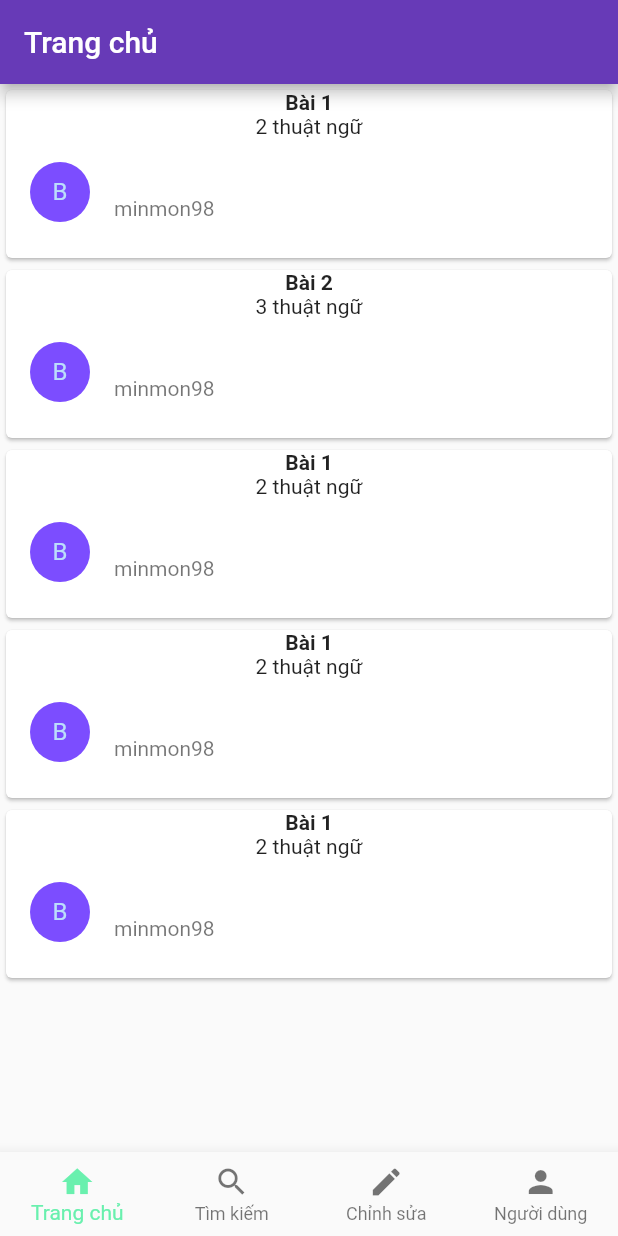
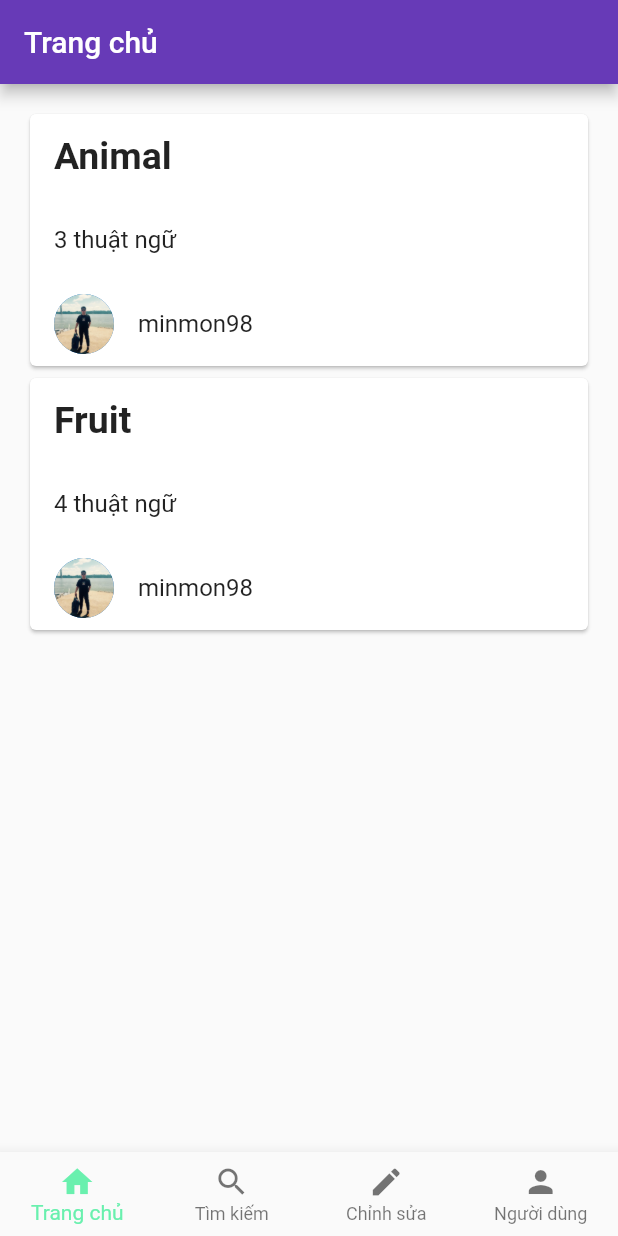
Before and after one commit to ngocAnh1999/int3122-2019, a Flutter app: the screen it shows after launch, on a phone screen of 412 x 824 dp. Run offline on Flutter 3.47's test engine with Material 2 defaults, Android fonts, the phone set to English and light mode, and no system bars.

Commit message:
complate home view

```diff
--- a/group1_quizlet/flutter_app/lib/data/api/APIDataSource.dart
+++ b/group1_quizlet/flutter_app/lib/data/api/APIDataSource.dart
@@ -1,11 +1,12 @@
+import 'package:flutter_app/data/api/Support.dart';
 import 'package:flutter_app/data/model/LessonEntity.dart';
 import 'package:flutter_app/domain/model/Lesson.dart';
 import 'package:flutter_app/domain/repository/LessonRepository.dart';
 
 class APIDataSource extends LessonRepository {
   List<Lesson> getLessons() {
-    return List<LessonEntity>().map((LessonEntity lesson) {
+    return Constant.lessons.map((LessonEntity lesson) {
       return lesson.mapToDomain(lesson);
-    });
+    }).toList();
   }
 }
--- /dev/null
+++ b/group1_quizlet/flutter_app/lib/data/api/Support.dart
@@ -0,0 +1,24 @@
+import 'package:flutter_app/data/model/LessonEntity.dart';
+import 'package:flutter_app/data/model/VocabularyEntity.dart';
+
+class Constant {
+  static final List<LessonEntity> lessons = <LessonEntity>[
+    LessonEntity(
+        title: "Animal",
+        description: "List of animal words",
+        vocabs: <VocabularyEntity>[
+          VocabularyEntity(word: "dog", meaning: "chó"),
+          VocabularyEntity(word: "cat", meaning: "mèo"),
+          VocabularyEntity(word: "duck", meaning: "vịt")
+        ]),
+    LessonEntity(
+        title: "Fruit",
+        description: "List of fruit words",
+        vocabs: <VocabularyEntity>[
+          VocabularyEntity(word: "apple", meaning: "táo"),
+          VocabularyEntity(word: "orange", meaning: "cam"),
+          VocabularyEntity(word: "banana", meaning: "chuối"),
+          VocabularyEntity(word: "mango", meaning: "xoài")
+        ]),
+  ];
+}
--- a/group1_quizlet/flutter_app/lib/data/model/LessonEntity.dart
+++ b/group1_quizlet/flutter_app/lib/data/model/LessonEntity.dart
@@ -1,11 +1,12 @@
 import 'package:flutter_app/data/mapper/Mapper.dart';
+import 'package:flutter_app/data/model/VocabularyEntity.dart';
 import 'package:flutter_app/domain/model/Lesson.dart';
 import 'package:flutter_app/domain/model/Vocabulary.dart';
 
 class LessonEntity extends Mapper<Lesson, LessonEntity> {
   final String title;
   final String description;
-  final List<Vocabulary> vocabs;
+  final List<VocabularyEntity> vocabs;
 
   LessonEntity({this.title, this.description, this.vocabs});
 
@@ -21,12 +22,20 @@ class LessonEntity extends Mapper<Lesson, LessonEntity> {
     return LessonEntity(
         title: domain.title,
         description: domain.description,
-        vocabs: domain.vocabs);
+        vocabs: domain.vocabs.map((Vocabulary vocabulary) {
+          return VocabularyEntity(
+              word: vocabulary.word, meaning: vocabulary.meaning);
+        }).toList());
   }
 
   @override
   Lesson mapToDomain(LessonEntity data) {
     return Lesson(
-        title: data.title, description: data.description, vocabs: data.vocabs);
+        title: data.title,
+        description: data.description,
+        vocabs: data.vocabs.map((VocabularyEntity vocabularyEntity) {
+          return Vocabulary(
+              word: vocabularyEntity.word, meaning: vocabularyEntity.meaning);
+        }).toList());
   }
 }
--- a/group1_quizlet/flutter_app/lib/presentation/views/home.dart
+++ b/group1_quizlet/flutter_app/lib/presentation/views/home.dart
@@ -9,27 +9,27 @@ class LessonItem extends StatelessWidget {
 
   @override
   Widget build(BuildContext context) {
-    return SizedBox(
-      height: 120,
-      child: Card(
+    return Card(
       child: Column(
         children: <Widget>[
-            Text(
+          ListTile(
+            title: Text(
               lesson.title,
-              style: TextStyle(fontWeight: FontWeight.bold),
+              style: TextStyle(fontWeight: FontWeight.bold, fontSize: 25),
             ),
-            Text(
+          ),
+          ListTile(
+            title: Text(
               "${lesson.vocabs.length} thuật ngữ",
+            ),
           ),
           ListTile(
             leading: CircleAvatar(
-                backgroundColor: Colors.deepPurpleAccent,
-                child: Text(lesson.title[0]),
+              backgroundImage: AssetImage("images/profile.jpg"),
             ),
-              subtitle: Text("minmon98"),
+            title: Text("minmon98"),
           )
         ],
-        ),
       ),
     );
   }
@@ -46,8 +46,11 @@ class LessonListState extends State<LessonList> {
   @override
   Widget build(BuildContext context) {
     return ListView(
+      padding: const EdgeInsets.all(16.0),
       children: widget.lessons.map((Lesson lesson) {
-        return LessonItem(lesson: lesson,);
+        return LessonItem(
+          lesson: lesson,
+        );
       }).toList(),
     );
   }
--- a/group1_quizlet/flutter_app/lib/presentation/views/main.dart
+++ b/group1_quizlet/flutter_app/lib/presentation/views/main.dart
@@ -1,6 +1,9 @@
 import 'package:flutter/material.dart';
+import 'package:flutter_app/data/api/APIDataSource.dart';
+import 'package:flutter_app/data/repository/LessonRepositoryImpl.dart';
 import 'package:flutter_app/domain/model/Lesson.dart';
 import 'package:flutter_app/domain/model/Vocabulary.dart';
+import 'package:flutter_app/domain/usecase/GetLessonsUseCase.dart';
 import 'package:flutter_app/presentation/views/home.dart';
 
 void main() => runApp(MyApp());
@@ -28,85 +31,10 @@ class MyStatefulWidget extends StatefulWidget {
 
 class _MyStatefulWidgetState extends State<MyStatefulWidget> {
   int _selectedIndex = 0;
+  static final GetLessonsUseCase getLessonsUseCase = new GetLessonsUseCase(
+      lessonRepository: LessonRepositoryImpl(apiDataSource: APIDataSource()));
   static List<dynamic> _widgetOptions = <dynamic>[
-    LessonList(
-      lessons: <Lesson>[
-        Lesson(
-          title: "Bài 1",
-          description: "ABC",
-          vocabs: <Vocabulary>[
-            Vocabulary(
-              word: "dog",
-              meaning: "chó"
-            ),
-            Vocabulary(
-              word: "cat",
-              meaning: "mèo"
-            )
-          ]
-        ),
-        Lesson(
-            title: "Bài 2",
-            description: "ABCD",
-            vocabs: <Vocabulary>[
-              Vocabulary(
-                  word: "duck",
-                  meaning: "vịt"
-              ),
-              Vocabulary(
-                  word: "bird",
-                  meaning: "chim"
-              ),
-              Vocabulary(
-                word: "snake",
-                meaning: "rắn"
-              )
-            ]
-        ),
-        Lesson(
-            title: "Bài 1",
-            description: "ABC",
-            vocabs: <Vocabulary>[
-              Vocabulary(
-                  word: "dog",
-                  meaning: "chó"
-              ),
-              Vocabulary(
-                  word: "cat",
-                  meaning: "mèo"
-              )
-            ]
-        ),
-        Lesson(
-            title: "Bài 1",
-            description: "ABC",
-            vocabs: <Vocabulary>[
-              Vocabulary(
-                  word: "dog",
-                  meaning: "chó"
-              ),
-              Vocabulary(
-                  word: "cat",
-                  meaning: "mèo"
-              )
-            ]
-        ),
-        Lesson(
-            title: "Bài 1",
-            description: "ABC",
-            vocabs: <Vocabulary>[
-              Vocabulary(
-                  word: "dog",
-                  meaning: "chó"
-              ),
-              Vocabulary(
-                  word: "cat",
-                  meaning: "mèo"
-              )
-            ]
-        ),
-      ],
-    ),
+    LessonList(lessons: getLessonsUseCase.excute()),
   ];
 
   void _onItemTapped(int index) {
```
Also changed, not shown: group1_quizlet/flutter_app/pubspec.yaml (+4 -5 lines), group1_quizlet/flutter_app/images/profile.jpg (added), 1 other file. Lines whose indentation alone changed are shown as unchanged.
